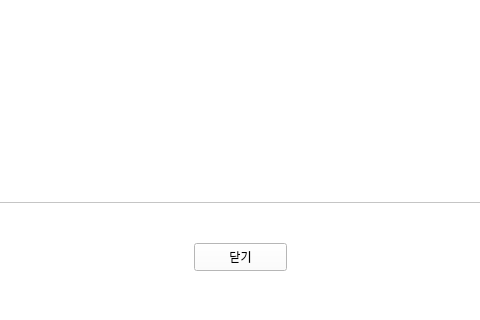
Old version of the form read.ui in the repository hyeona-jeong/HRIS; both pictures show x 407 to 887 and y 535 to 855 of the 1269 by 855 pixel window.
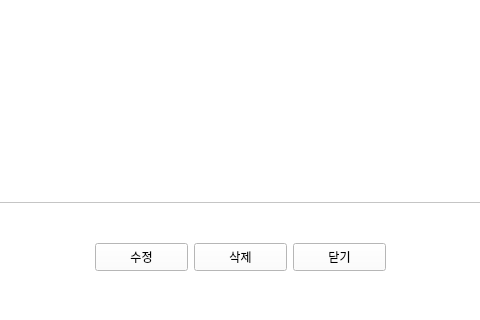
New version of the form. Icons and pictures are not drawn.

The edit to the form file:
```diff
--- a/read.ui
+++ b/read.ui
@@ -649,6 +649,44 @@
         </property>
        </spacer>
       </item>
+      <item>
+       <widget class="QPushButton" name="editBtn">
+        <property name="minimumSize">
+         <size>
+          <width>93</width>
+          <height>28</height>
+         </size>
+        </property>
+        <property name="maximumSize">
+         <size>
+          <width>93</width>
+          <height>28</height>
+         </size>
+        </property>
+        <property name="text">
+         <string>수정</string>
+        </property>
+       </widget>
+      </item>
+      <item>
+       <widget class="QPushButton" name="delBtn">
+        <property name="minimumSize">
+         <size>
+          <width>93</width>
+          <height>28</height>
+         </size>
+        </property>
+        <property name="maximumSize">
+         <size>
+          <width>93</width>
+          <height>28</height>
+         </size>
+        </property>
+        <property name="text">
+         <string>삭제</string>
+        </property>
+       </widget>
+      </item>
       <item>
        <widget class="QPushButton" name="cnlBtn">
         <property name="minimumSize">
```
Left out of the diff: 2 changed lines with no effect on the pictures.
